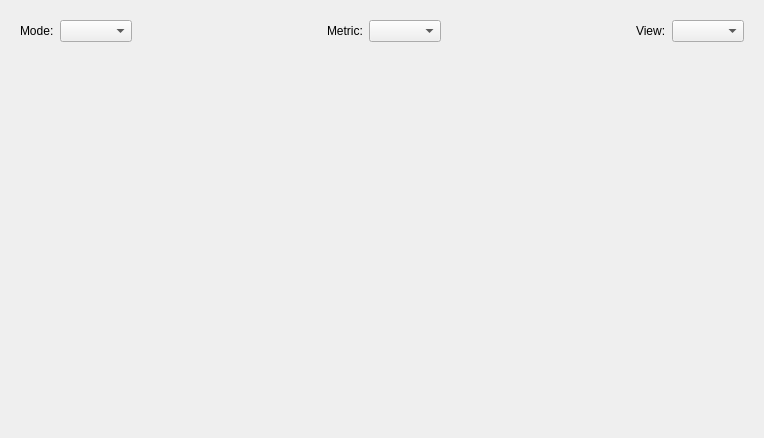
First picture: the form in widgets/PerformanceDataMetricView.ui, repository OpenSpeedShop/cbtf-argonavis-gui, before the edit.
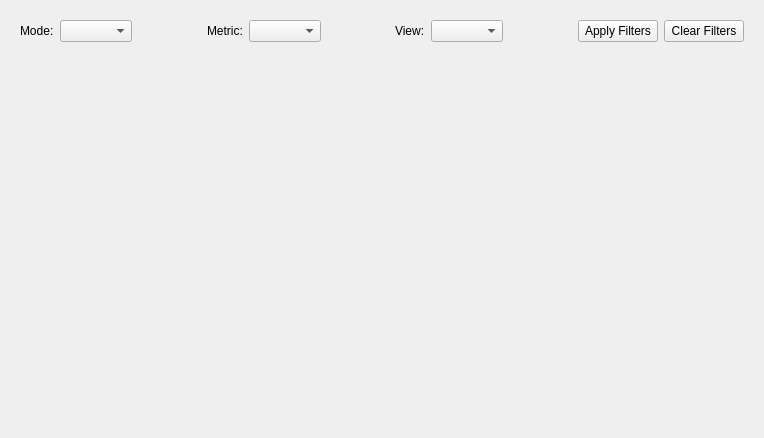
Second picture: the form after the edit.

Commit message: Last snapshot of user specified metric view filters. Added buttons to Metric Table View to 'Apply Filters' and 'Clear Filters'.  The AND operation of filter criteria is implemented at this point but not OR operation.  This snapshot will undergo more stringent testing.

What changed in the file:
```diff
--- a/widgets/PerformanceDataMetricView.ui
+++ b/widgets/PerformanceDataMetricView.ui
@@ -40,7 +40,7 @@
      <property name="frameShadow">
       <enum>QFrame::Plain</enum>
      </property>
-     <layout class="QHBoxLayout" name="horizontalLayout" stretch="0,0,1,0,0,1,0,0">
+     <layout class="QHBoxLayout" name="horizontalLayout" stretch="0,0,1,0,0,1,0,0,1,0,0">
       <item>
        <widget class="QLabel" name="label_SelectMode">
         <property name="text">
@@ -115,6 +115,33 @@
         </property>
        </widget>
       </item>
+      <item>
+       <spacer name="horizontalSpacer">
+        <property name="orientation">
+         <enum>Qt::Horizontal</enum>
+        </property>
+        <property name="sizeHint" stdset="0">
+         <size>
+          <width>40</width>
+          <height>20</height>
+         </size>
+        </property>
+       </spacer>
+      </item>
+      <item>
+       <widget class="QPushButton" name="pushButton_ApplyFilters">
+        <property name="text">
+         <string>Apply Filters</string>
+        </property>
+       </widget>
+      </item>
+      <item>
+       <widget class="QPushButton" name="pushButton_ClearFilters">
+        <property name="text">
+         <string>Clear Filters</string>
+        </property>
+       </widget>
+      </item>
      </layout>
     </widget>
    </item>
```
The commit also changes 4 other files.
